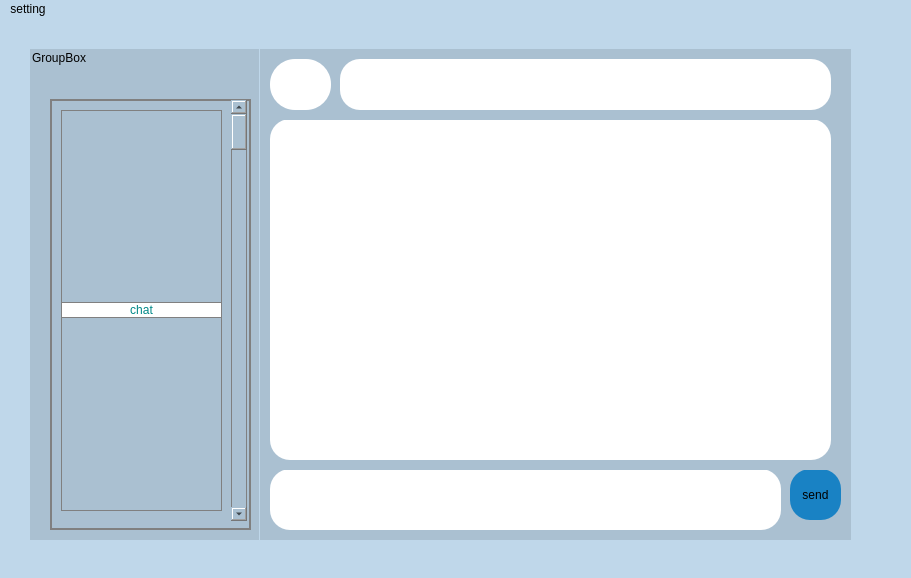
Before: the Qt Designer form client/mainwindow.ui in AP-projects-4001/jan-ghahve, drawn with Qt 5.
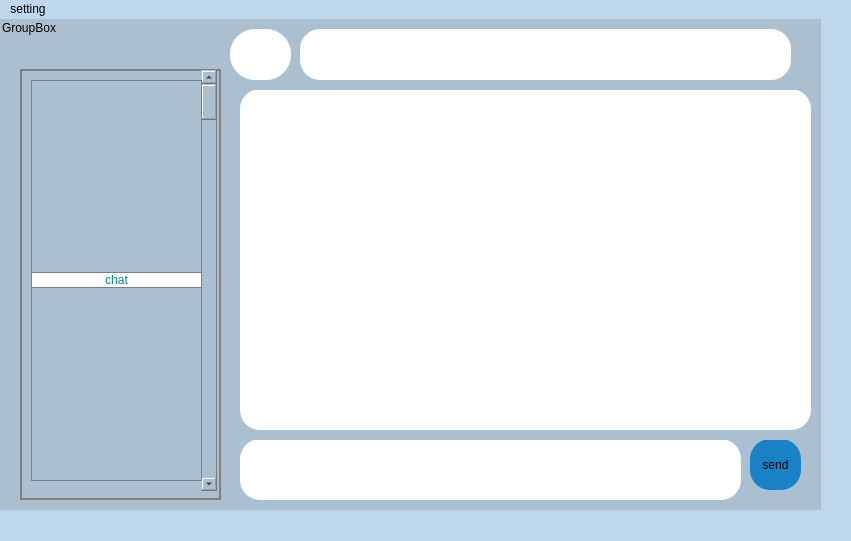
After: the same form once the commit is applied. Icons and pictures are not drawn.

Commit message: edited safe chat 2

What changed in the file:
```diff
--- a/client/mainwindow.ui
+++ b/client/mainwindow.ui
@@ -6,8 +6,8 @@
    <rect>
     <x>0</x>
     <y>0</y>
-    <width>911</width>
-    <height>578</height>
+    <width>851</width>
+    <height>541</height>
    </rect>
   </property>
   <property name="windowTitle">
@@ -20,9 +20,9 @@
    <widget class="QGroupBox" name="groupBox_2">
     <property name="geometry">
      <rect>
-      <x>260</x>
-      <y>450</y>
-      <width>591</width>
+      <x>220</x>
+      <y>420</y>
+      <width>601</width>
       <height>71</height>
      </rect>
     </property>
@@ -36,9 +36,9 @@
     <widget class="QPlainTextEdit" name="plainTextEdit">
      <property name="geometry">
       <rect>
-       <x>10</x>
+       <x>20</x>
        <y>0</y>
-       <width>511</width>
+       <width>501</width>
        <height>61</height>
       </rect>
      </property>
@@ -72,9 +72,9 @@
    <widget class="QGroupBox" name="groupBox">
     <property name="geometry">
      <rect>
-      <x>260</x>
-      <y>100</y>
-      <width>591</width>
+      <x>220</x>
+      <y>70</y>
+      <width>601</width>
       <height>351</height>
      </rect>
     </property>
@@ -88,9 +88,9 @@
     <widget class="QTextEdit" name="textEdit">
      <property name="geometry">
       <rect>
-       <x>10</x>
+       <x>20</x>
        <y>0</y>
-       <width>561</width>
+       <width>571</width>
        <height>341</height>
       </rect>
      </property>
@@ -104,9 +104,9 @@
    <widget class="QGroupBox" name="groupBox_4">
     <property name="geometry">
      <rect>
-      <x>260</x>
-      <y>30</y>
-      <width>591</width>
+      <x>220</x>
+      <y>0</y>
+      <width>601</width>
       <height>71</height>
      </rect>
     </property>
@@ -152,9 +152,9 @@
    <widget class="QGroupBox" name="groupBox_3">
     <property name="geometry">
      <rect>
-      <x>30</x>
-      <y>30</y>
-      <width>229</width>
+      <x>0</x>
+      <y>0</y>
+      <width>221</width>
       <height>491</height>
      </rect>
     </property>
@@ -208,7 +208,7 @@
         <rect>
          <x>10</x>
          <y>10</y>
-         <width>161</width>
+         <width>171</width>
          <height>401</height>
         </rect>
        </property>
@@ -236,7 +236,7 @@
     <rect>
      <x>0</x>
      <y>0</y>
-     <width>911</width>
+     <width>851</width>
      <height>26</height>
     </rect>
    </property>
```
